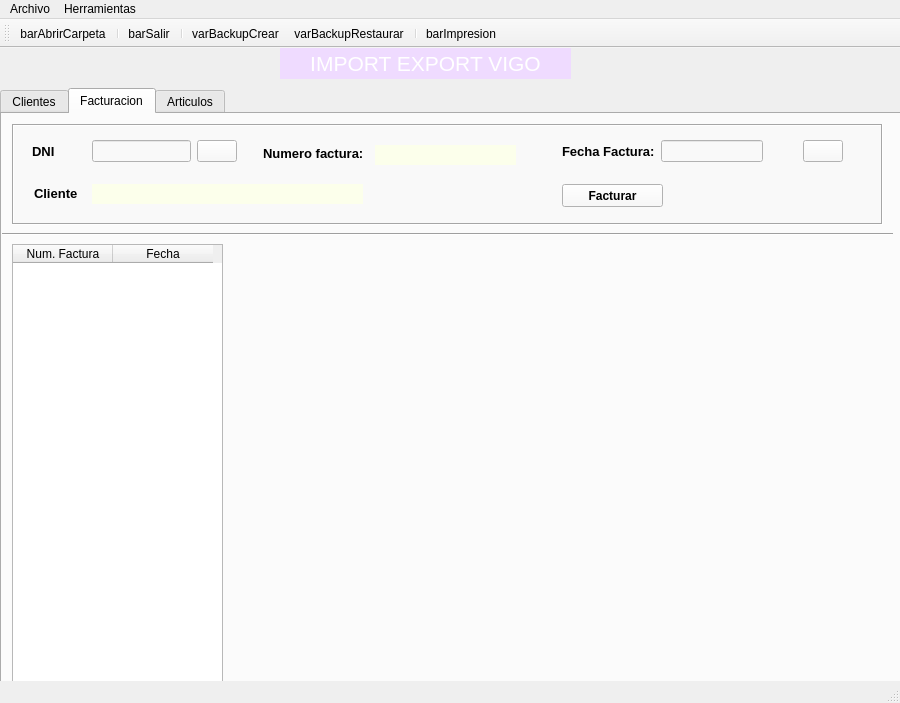
Before: the Qt Designer form window.ui in PortelaAtenea/BasicInterface, drawn with Qt 5.
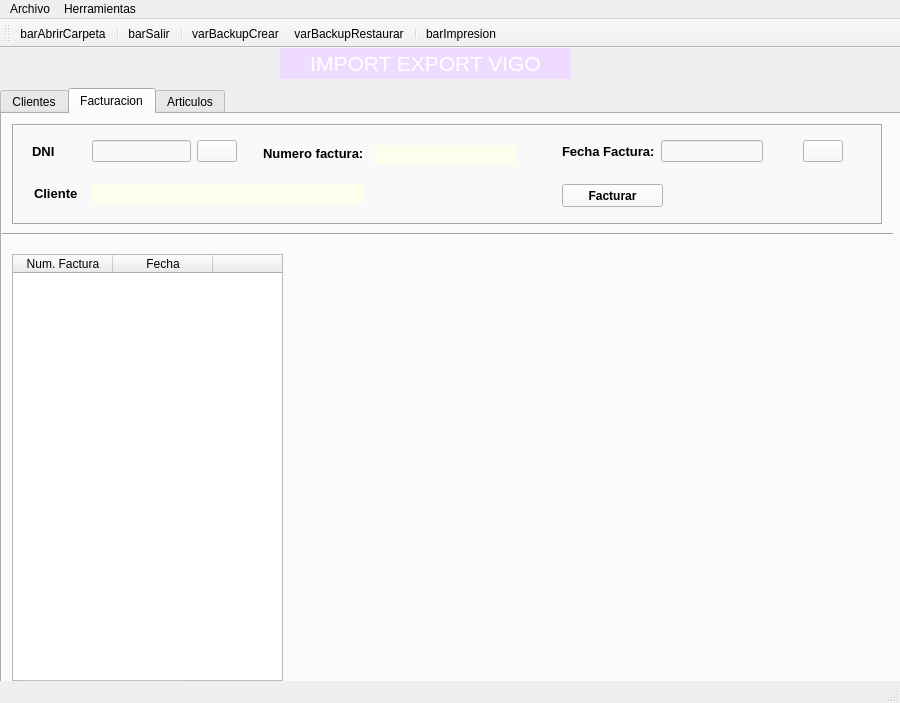
After: the same form once the commit is applied. The open tabs and pages were chosen to show the change. Icons and pictures are not drawn.

```diff
--- a/window.ui
+++ b/window.ui
@@ -1009,8 +1009,8 @@
       <property name="geometry">
        <rect>
         <x>10</x>
-        <y>130</y>
-        <width>211</width>
+        <y>140</y>
+        <width>271</width>
         <height>441</height>
        </rect>
       </property>
@@ -1035,6 +1035,11 @@
         <string>Fecha</string>
        </property>
       </column>
+      <column>
+       <property name="text">
+        <string/>
+       </property>
+      </column>
      </widget>
     </widget>
     <widget class="QWidget" name="tabArticulos">
```
Left out of the diff: 9 changed lines with no effect on the pictures.
